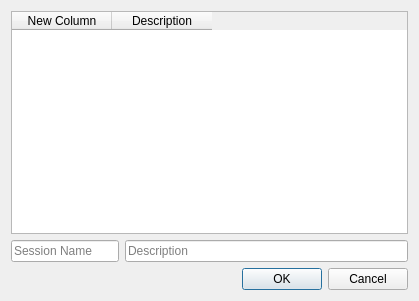
This is SaveSession.ui in HobbitHacker/Q3270 as Qt 5 draws it before an edit. The edited form follows.
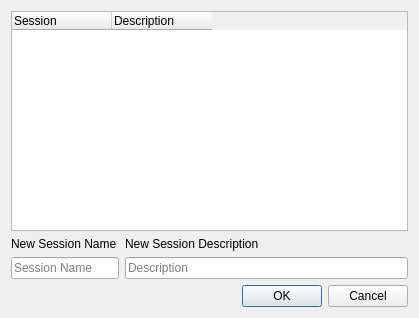
This is the edited form.

Commit message: Update column headings

What changed in the file:
```diff
--- a/SaveSession.ui
+++ b/SaveSession.ui
@@ -7,7 +7,7 @@
     <x>0</x>
     <y>0</y>
     <width>419</width>
-    <height>301</height>
+    <height>318</height>
    </rect>
   </property>
   <property name="windowTitle">
@@ -30,13 +30,19 @@
      </property>
      <column>
       <property name="text">
-       <string>New Column</string>
+       <string>Session</string>
+      </property>
+      <property name="textAlignment">
+       <set>AlignLeading|AlignVCenter</set>
       </property>
      </column>
      <column>
       <property name="text">
        <string>Description</string>
       </property>
+      <property name="textAlignment">
+       <set>AlignLeading|AlignVCenter</set>
+      </property>
      </column>
     </widget>
    </item>
@@ -62,6 +68,20 @@
        </property>
       </widget>
      </item>
+     <item row="0" column="1">
+      <widget class="QLabel" name="label_2">
+       <property name="text">
+        <string>New Session Description</string>
+       </property>
+      </widget>
+     </item>
+     <item row="0" column="0">
+      <widget class="QLabel" name="label">
+       <property name="text">
+        <string>New Session Name</string>
+       </property>
+      </widget>
+     </item>
     </layout>
    </item>
    <item>
```
